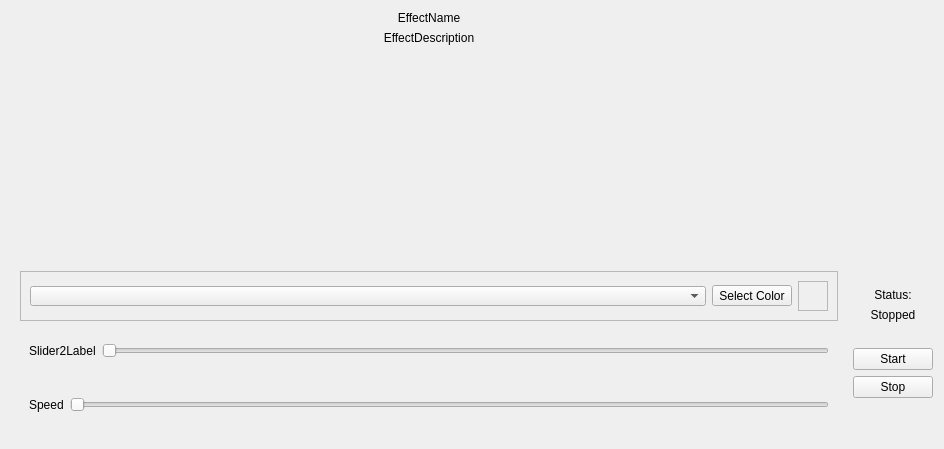
Qt form OpenRGBEffectPage.ui (DLdota/OpenRGBEffectsPlugin) before a commit.
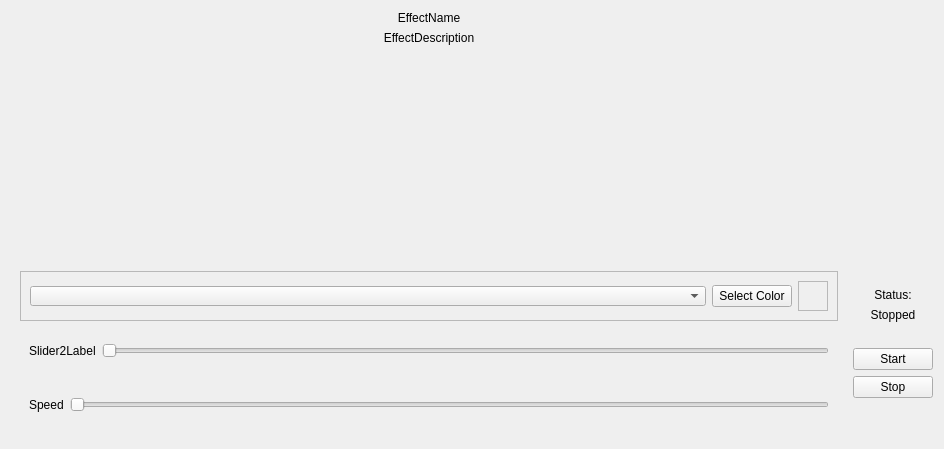
The same form after that commit.

Commit message: Color picking is in

```diff
--- a/OpenRGBEffectPage.ui
+++ b/OpenRGBEffectPage.ui
@@ -157,7 +157,7 @@
         <property name="frameShadow">
          <enum>QFrame::Raised</enum>
         </property>
-        <layout class="QHBoxLayout" name="horizontalLayout_2" stretch="1,1,0">
+        <layout class="QHBoxLayout" name="horizontalLayout_2" stretch="1,0,0">
          <item>
           <widget class="QComboBox" name="UserColorNum">
            <property name="minimumSize">
@@ -175,7 +175,7 @@
           </widget>
          </item>
          <item>
-          <widget class="QToolButton" name="toolButton">
+          <widget class="QPushButton" name="ColorPickerButton">
            <property name="text">
             <string>Select Color</string>
            </property>
```
The commit also changes 2 other files.
